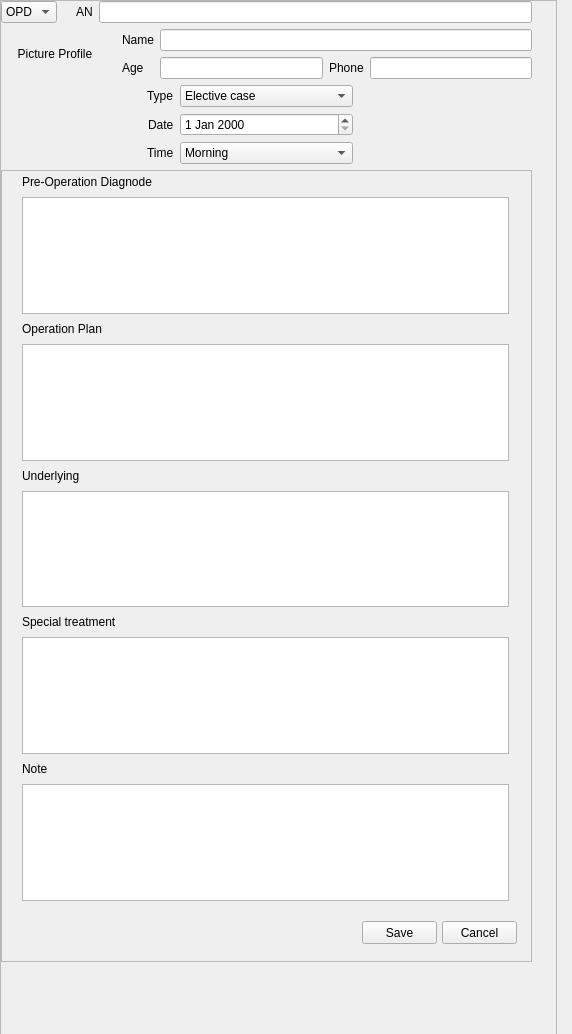
Qt form Employee/Doctor/View/Widget_NewPatientUI.ui (tigerSI/HMS_project) before a commit.
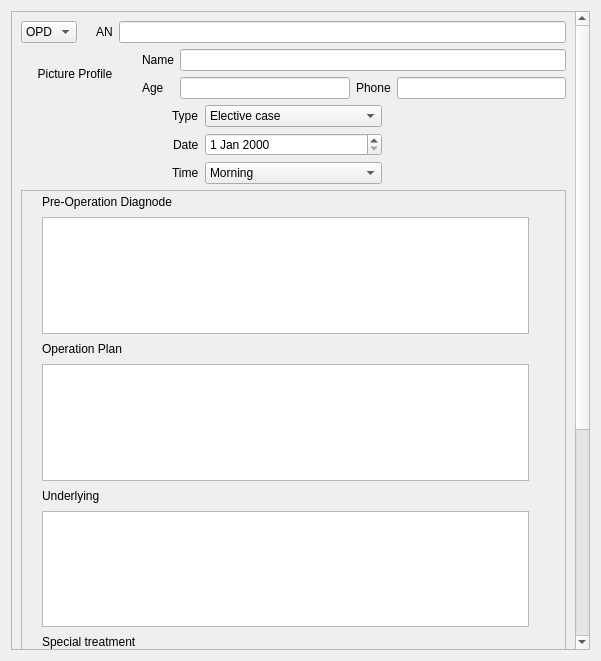
The same form after that commit.

```diff
--- a/Employee/Doctor/View/Widget_NewPatientUI.ui
+++ b/Employee/Doctor/View/Widget_NewPatientUI.ui
@@ -6,22 +6,16 @@
    <rect>
     <x>0</x>
     <y>0</y>
-    <width>572</width>
-    <height>1034</height>
+    <width>601</width>
+    <height>661</height>
    </rect>
   </property>
   <property name="windowTitle">
    <string>Form</string>
   </property>
+  <layout class="QGridLayout" name="gridLayout_2">
+   <item row="0" column="0">
   <widget class="QScrollArea" name="scrollArea">
-   <property name="geometry">
-    <rect>
-     <x>0</x>
-     <y>0</y>
-     <width>557</width>
-     <height>1121</height>
-    </rect>
-   </property>
    <property name="widgetResizable">
     <bool>true</bool>
    </property>
@@ -30,19 +24,12 @@
      <rect>
       <x>0</x>
       <y>0</y>
-      <width>555</width>
-      <height>1119</height>
-     </rect>
-    </property>
-    <widget class="QWidget" name="verticalLayoutWidget">
-     <property name="geometry">
-      <rect>
-       <x>0</x>
-       <y>0</y>
-       <width>531</width>
-       <height>961</height>
-      </rect>
-     </property>
+        <width>556</width>
+        <height>983</height>
+       </rect>
+      </property>
+      <layout class="QGridLayout" name="gridLayout_3">
+       <item row="0" column="0">
      <layout class="QVBoxLayout" name="verticalLayout">
       <item>
        <layout class="QHBoxLayout" name="horizontalLayout">
@@ -201,6 +188,12 @@
        <layout class="QVBoxLayout" name="verticalLayout_2">
         <item>
          <widget class="QScrollArea" name="scrollArea_2">
+             <property name="minimumSize">
+              <size>
+               <width>527</width>
+               <height>775</height>
+              </size>
+             </property>
           <property name="widgetResizable">
            <bool>true</bool>
           </property>
@@ -209,8 +202,8 @@
             <rect>
              <x>0</x>
              <y>0</y>
-             <width>525</width>
-             <height>791</height>
+                <width>528</width>
+                <height>773</height>
             </rect>
            </property>
            <widget class="QLabel" name="label_25">
@@ -327,6 +320,12 @@
               <height>116</height>
              </rect>
             </property>
+               <property name="maximumSize">
+                <size>
+                 <width>487</width>
+                 <height>116</height>
+                </size>
+               </property>
            </widget>
            <widget class="QPushButton" name="button_save">
             <property name="geometry">
@@ -360,9 +359,12 @@
        </layout>
       </item>
      </layout>
-    </widget>
-   </widget>
-  </widget>
+       </item>
+      </layout>
+     </widget>
+    </widget>
+   </item>
+  </layout>
  </widget>
  <resources/>
  <connections/>
```
Lines whose indentation alone changed are shown as unchanged.
